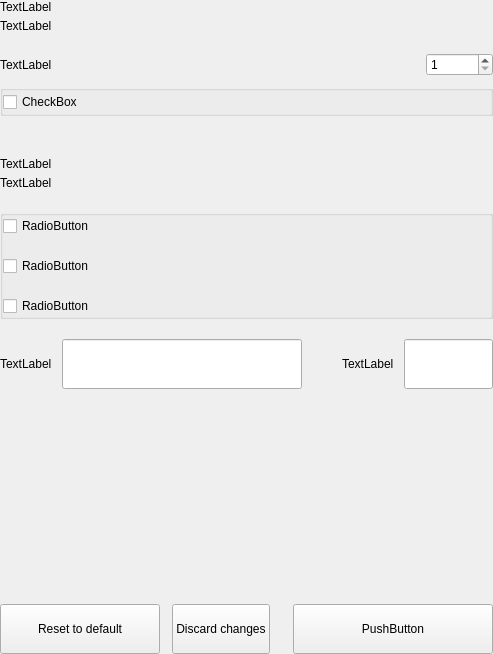
First picture: the form in src/qt/settings/forms/settingswalletoptionswidget.ui, repository eons-finance/ALQO, before the edit.
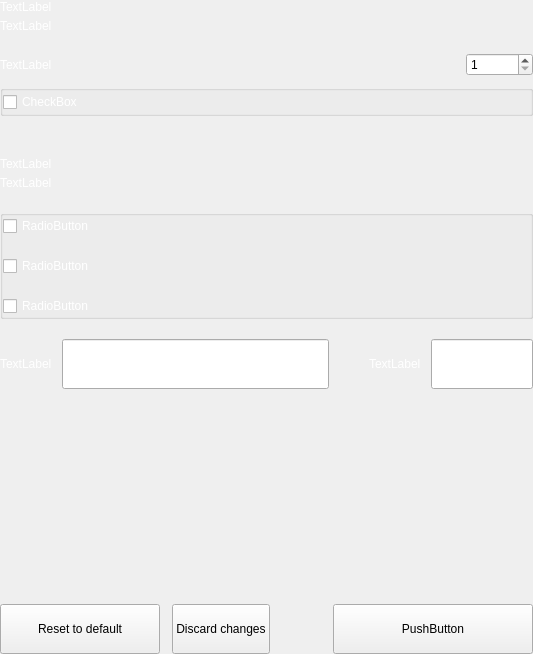
Second picture: the form after the edit.

Patch:
```diff
--- a/src/qt/settings/forms/settingswalletoptionswidget.ui
+++ b/src/qt/settings/forms/settingswalletoptionswidget.ui
@@ -6,7 +6,7 @@
    <rect>
     <x>0</x>
     <y>0</y>
-    <width>493</width>
+    <width>533</width>
     <height>654</height>
    </rect>
   </property>
@@ -61,6 +61,9 @@
             </property>
             <item>
              <widget class="QLabel" name="labelTitle">
+              <property name="styleSheet">
+               <string notr="true">color:white;</string>
+              </property>
               <property name="text">
                <string>TextLabel</string>
               </property>
@@ -68,6 +71,9 @@
             </item>
             <item>
              <widget class="QLabel" name="labelSubtitle1">
+              <property name="styleSheet">
+               <string notr="true">color:white;</string>
+              </property>
               <property name="text">
                <string>TextLabel</string>
               </property>
@@ -103,6 +109,9 @@
           </property>
           <item>
            <widget class="QLabel" name="labelTitleStake">
+            <property name="styleSheet">
+             <string notr="true">color:white;</string>
+            </property>
             <property name="text">
              <string>TextLabel</string>
             </property>
@@ -156,6 +165,9 @@
            </property>
            <item>
             <widget class="QCheckBox" name="radioButtonSpend">
+             <property name="styleSheet">
+              <string notr="true">color:white;</string>
+             </property>
              <property name="text">
               <string>CheckBox</string>
              </property>
@@ -227,6 +239,9 @@
             </property>
             <item>
              <widget class="QLabel" name="labelTitleNetwork">
+              <property name="styleSheet">
+               <string notr="true">color:white;</string>
+              </property>
               <property name="text">
                <string>TextLabel</string>
               </property>
@@ -234,6 +249,9 @@
             </item>
             <item>
              <widget class="QLabel" name="labelSubtitleNetwork">
+              <property name="styleSheet">
+               <string notr="true">color:white;</string>
+              </property>
               <property name="text">
                <string>TextLabel</string>
               </property>
@@ -285,6 +303,9 @@
            </property>
            <item>
             <widget class="QCheckBox" name="checkBoxMap">
+             <property name="styleSheet">
+              <string notr="true">color:white;</string>
+             </property>
              <property name="text">
               <string>RadioButton</string>
              </property>
@@ -292,6 +313,9 @@
            </item>
            <item>
             <widget class="QCheckBox" name="checkBoxAllow">
+             <property name="styleSheet">
+              <string notr="true">color:white;</string>
+             </property>
              <property name="text">
               <string>RadioButton</string>
              </property>
@@ -299,6 +323,9 @@
            </item>
            <item>
             <widget class="QCheckBox" name="checkBoxConnect">
+             <property name="styleSheet">
+              <string notr="true">color:white;</string>
+             </property>
              <property name="text">
               <string>RadioButton</string>
              </property>
@@ -335,6 +362,9 @@
             </property>
             <item>
              <widget class="QLabel" name="labelSubtitleProxy">
+              <property name="styleSheet">
+               <string notr="true">color:white;</string>
+              </property>
               <property name="text">
                <string>TextLabel</string>
               </property>
@@ -378,6 +408,9 @@
             </property>
             <item>
              <widget class="QLabel" name="labelSubtitlePort">
+              <property name="styleSheet">
+               <string notr="true">color:white;</string>
+              </property>
               <property name="text">
                <string>TextLabel</string>
               </property>
```
